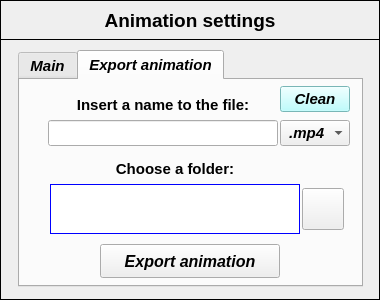
open-pulse/OpenPulse, file data/user_input/ui_files/plots_/animation_/animationSettingsInput.ui: the form before one commit.
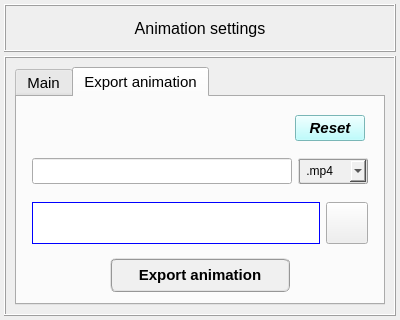
The form after the commit. The open tabs and pages were chosen to show the change. Icons and pictures are not drawn.

Commit message: Fixes a bug in exporting the animation file

The edit to the form file:
```diff
--- a/data/user_input/ui_files/plots_/animation_/animationSettingsInput.ui
+++ b/data/user_input/ui_files/plots_/animation_/animationSettingsInput.ui
@@ -6,98 +6,89 @@
    <rect>
     <x>0</x>
     <y>0</y>
-    <width>380</width>
-    <height>300</height>
+    <width>400</width>
+    <height>320</height>
    </rect>
   </property>
   <property name="minimumSize">
    <size>
-    <width>380</width>
-    <height>300</height>
+    <width>400</width>
+    <height>320</height>
    </size>
   </property>
   <property name="maximumSize">
    <size>
-    <width>380</width>
-    <height>300</height>
+    <width>400</width>
+    <height>320</height>
    </size>
   </property>
   <property name="windowTitle">
    <string>Animation settings</string>
   </property>
-  <widget class="QFrame" name="frame">
-   <property name="geometry">
-    <rect>
-     <x>0</x>
-     <y>0</y>
-     <width>380</width>
-     <height>300</height>
-    </rect>
+  <layout class="QGridLayout" name="gridLayout_5">
+   <property name="leftMargin">
+    <number>4</number>
    </property>
-   <property name="minimumSize">
-    <size>
-     <width>380</width>
-     <height>300</height>
-    </size>
+   <property name="topMargin">
+    <number>4</number>
    </property>
-   <property name="maximumSize">
-    <size>
-     <width>380</width>
-     <height>300</height>
-    </size>
+   <property name="rightMargin">
+    <number>4</number>
    </property>
-   <property name="frameShape">
-    <enum>QFrame::Box</enum>
+   <property name="bottomMargin">
+    <number>4</number>
    </property>
-   <property name="frameShadow">
-    <enum>QFrame::Plain</enum>
+   <property name="spacing">
+    <number>4</number>
    </property>
+   <item row="0" column="0">
    <widget class="QFrame" name="frame_2">
-    <property name="geometry">
-     <rect>
-      <x>0</x>
-      <y>0</y>
-      <width>380</width>
-      <height>40</height>
-     </rect>
-    </property>
     <property name="minimumSize">
      <size>
       <width>380</width>
-      <height>40</height>
+       <height>48</height>
      </size>
     </property>
     <property name="maximumSize">
      <size>
-      <width>380</width>
-      <height>40</height>
+       <width>500</width>
+       <height>48</height>
      </size>
     </property>
     <property name="frameShape">
      <enum>QFrame::Box</enum>
     </property>
     <property name="frameShadow">
-     <enum>QFrame::Plain</enum>
+      <enum>QFrame::Raised</enum>
     </property>
     <property name="lineWidth">
      <number>1</number>
     </property>
+     <layout class="QGridLayout" name="gridLayout">
+      <property name="leftMargin">
+       <number>2</number>
+      </property>
+      <property name="topMargin">
+       <number>2</number>
+      </property>
+      <property name="rightMargin">
+       <number>2</number>
+      </property>
+      <property name="bottomMargin">
+       <number>2</number>
+      </property>
+      <property name="spacing">
+       <number>2</number>
+      </property>
+      <item row="0" column="0">
     <widget class="QLabel" name="label">
-     <property name="geometry">
-      <rect>
-       <x>40</x>
-       <y>6</y>
-       <width>300</width>
-       <height>28</height>
-      </rect>
-     </property>
      <property name="font">
       <font>
-       <family>Arial</family>
-       <pointsize>14</pointsize>
-       <weight>75</weight>
+          <family>MS Shell Dlg 2</family>
+          <pointsize>12</pointsize>
+          <weight>50</weight>
        <italic>false</italic>
-       <bold>true</bold>
+          <bold>false</bold>
       </font>
      </property>
      <property name="text">
@@ -110,23 +101,40 @@
       <set>Qt::AlignCenter</set>
      </property>
     </widget>
-   </widget>
+      </item>
+     </layout>
+    </widget>
+   </item>
+   <item row="1" column="0">
+    <widget class="QFrame" name="frame">
+     <property name="minimumSize">
+      <size>
+       <width>380</width>
+       <height>200</height>
+      </size>
+     </property>
+     <property name="maximumSize">
+      <size>
+       <width>500</width>
+       <height>300</height>
+      </size>
+     </property>
+     <property name="frameShape">
+      <enum>QFrame::Box</enum>
+     </property>
+     <property name="frameShadow">
+      <enum>QFrame::Raised</enum>
+     </property>
+     <layout class="QGridLayout" name="gridLayout_4">
+      <item row="0" column="0">
    <widget class="QTabWidget" name="tabWidget_animation">
-    <property name="geometry">
-     <rect>
-      <x>18</x>
-      <y>50</y>
-      <width>345</width>
-      <height>237</height>
-     </rect>
-    </property>
     <property name="font">
      <font>
-      <family>Arial</family>
+          <family>MS Shell Dlg 2</family>
       <pointsize>11</pointsize>
-      <weight>75</weight>
-      <italic>true</italic>
-      <bold>true</bold>
+          <weight>50</weight>
+          <italic>false</italic>
+          <bold>false</bold>
      </font>
     </property>
     <property name="currentIndex">
@@ -373,278 +381,24 @@
      <attribute name="title">
       <string>Export animation</string>
      </attribute>
-     <widget class="QPushButton" name="pushButton_ChooseFolderExport">
-      <property name="geometry">
-       <rect>
-        <x>282</x>
-        <y>108</y>
-        <width>42</width>
-        <height>42</height>
-       </rect>
-      </property>
-      <property name="minimumSize">
-       <size>
-        <width>42</width>
-        <height>42</height>
-       </size>
-      </property>
+         <layout class="QGridLayout" name="gridLayout_8">
+          <item row="0" column="0">
+           <widget class="QFrame" name="frame_6">
       <property name="maximumSize">
        <size>
-        <width>42</width>
-        <height>42</height>
-       </size>
-      </property>
-      <property name="font">
-       <font>
-        <family>Arial</family>
-        <pointsize>11</pointsize>
-        <weight>75</weight>
-        <italic>true</italic>
-        <bold>true</bold>
-       </font>
-      </property>
-      <property name="text">
-       <string/>
-      </property>
-      <property name="icon">
-       <iconset>
-        <normaloff>../../../../icons/loadProject.png</normaloff>../../../../icons/loadProject.png</iconset>
-      </property>
-      <property name="iconSize">
-       <size>
-        <width>26</width>
-        <height>26</height>
-       </size>
-      </property>
-     </widget>
-     <widget class="QLineEdit" name="lineEdit_FileName">
-      <property name="geometry">
-       <rect>
-        <x>28</x>
-        <y>40</y>
-        <width>230</width>
-        <height>26</height>
-       </rect>
-      </property>
-      <property name="minimumSize">
-       <size>
-        <width>230</width>
-        <height>26</height>
-       </size>
-      </property>
-      <property name="maximumSize">
-       <size>
-        <width>230</width>
-        <height>26</height>
-       </size>
-      </property>
-      <property name="font">
-       <font>
-        <pointsize>10</pointsize>
-        <weight>75</weight>
-        <italic>true</italic>
-        <bold>true</bold>
-       </font>
-      </property>
-      <property name="layoutDirection">
-       <enum>Qt::LeftToRight</enum>
-      </property>
-      <property name="text">
-       <string/>
-      </property>
-      <property name="alignment">
-       <set>Qt::AlignCenter</set>
-      </property>
-     </widget>
-     <widget class="QPushButton" name="pushButton_export_animation">
-      <property name="geometry">
-       <rect>
-        <x>80</x>
-        <y>164</y>
-        <width>180</width>
-        <height>34</height>
-       </rect>
-      </property>
-      <property name="minimumSize">
-       <size>
-        <width>180</width>
-        <height>34</height>
-       </size>
-      </property>
-      <property name="maximumSize">
-       <size>
-        <width>180</width>
-        <height>34</height>
-       </size>
-      </property>
-      <property name="font">
-       <font>
-        <family>Arial</family>
-        <pointsize>12</pointsize>
-        <weight>75</weight>
-        <italic>true</italic>
-        <bold>true</bold>
-       </font>
-      </property>
-      <property name="text">
-       <string>Export animation</string>
-      </property>
-      <property name="icon">
-       <iconset>
-        <normaloff>../../../../icons/008-diskette.png</normaloff>../../../../icons/008-diskette.png</iconset>
-      </property>
-      <property name="iconSize">
-       <size>
-        <width>24</width>
-        <height>24</height>
-       </size>
-      </property>
-     </widget>
-     <widget class="QLabel" name="label_5">
-      <property name="geometry">
-       <rect>
-        <x>30</x>
-        <y>76</y>
-        <width>250</width>
-        <height>26</height>
-       </rect>
-      </property>
-      <property name="minimumSize">
-       <size>
-        <width>250</width>
-        <height>26</height>
-       </size>
-      </property>
-      <property name="maximumSize">
-       <size>
-        <width>250</width>
-        <height>26</height>
-       </size>
-      </property>
-      <property name="font">
-       <font>
-        <family>Arial</family>
-        <pointsize>11</pointsize>
-        <weight>75</weight>
-        <italic>false</italic>
-        <bold>true</bold>
-       </font>
-      </property>
+              <width>16777215</width>
+              <height>40</height>
+             </size>
+            </property>
       <property name="frameShape">
        <enum>QFrame::NoFrame</enum>
       </property>
       <property name="frameShadow">
-       <enum>QFrame::Sunken</enum>
-      </property>
-      <property name="text">
-       <string>Choose a folder:</string>
-      </property>
-      <property name="alignment">
-       <set>Qt::AlignCenter</set>
-      </property>
-     </widget>
-     <widget class="QLabel" name="label_export_path">
-      <property name="enabled">
-       <bool>false</bool>
-      </property>
-      <property name="geometry">
-       <rect>
-        <x>30</x>
-        <y>104</y>
-        <width>250</width>
-        <height>50</height>
-       </rect>
-      </property>
-      <property name="minimumSize">
-       <size>
-        <width>250</width>
-        <height>50</height>
-       </size>
-      </property>
-      <property name="maximumSize">
-       <size>
-        <width>250</width>
-        <height>50</height>
-       </size>
-      </property>
-      <property name="font">
-       <font>
-        <family>Arial</family>
-        <pointsize>10</pointsize>
-        <weight>50</weight>
-        <italic>true</italic>
-        <bold>false</bold>
-       </font>
-      </property>
-      <property name="styleSheet">
-       <string notr="true">color: rgb(0, 0, 255);
-background-color: rgb(255, 255, 255);</string>
-      </property>
-      <property name="frameShape">
-       <enum>QFrame::Box</enum>
-      </property>
-      <property name="text">
-       <string>&lt;Folder path&gt;</string>
-      </property>
-      <property name="alignment">
-       <set>Qt::AlignCenter</set>
-      </property>
-      <property name="wordWrap">
-       <bool>true</bool>
-      </property>
-     </widget>
-     <widget class="QLabel" name="label_6">
-      <property name="geometry">
-       <rect>
-        <x>28</x>
-        <y>12</y>
-        <width>230</width>
-        <height>26</height>
-       </rect>
-      </property>
-      <property name="minimumSize">
-       <size>
-        <width>230</width>
-        <height>26</height>
-       </size>
-      </property>
-      <property name="maximumSize">
-       <size>
-        <width>230</width>
-        <height>26</height>
-       </size>
-      </property>
-      <property name="font">
-       <font>
-        <family>Arial</family>
-        <pointsize>11</pointsize>
-        <weight>75</weight>
-        <italic>false</italic>
-        <bold>true</bold>
-       </font>
-      </property>
-      <property name="frameShape">
-       <enum>QFrame::NoFrame</enum>
-      </property>
-      <property name="frameShadow">
-       <enum>QFrame::Sunken</enum>
-      </property>
-      <property name="text">
-       <string>Insert a name to the file:</string>
-      </property>
-      <property name="alignment">
-       <set>Qt::AlignCenter</set>
-      </property>
-     </widget>
+             <enum>QFrame::Raised</enum>
+            </property>
+            <layout class="QGridLayout" name="gridLayout_7">
+             <item row="0" column="1">
      <widget class="QPushButton" name="pushButton_clean">
-      <property name="geometry">
-       <rect>
-        <x>260</x>
-        <y>6</y>
-        <width>70</width>
-        <height>26</height>
-       </rect>
-      </property>
       <property name="minimumSize">
        <size>
         <width>70</width>
@@ -670,7 +424,7 @@
        <string notr="true">background-color: rgb(170, 255, 255);</string>
       </property>
       <property name="text">
-       <string>Clean</string>
+                <string>Reset</string>
       </property>
       <property name="iconSize">
        <size>
@@ -679,15 +433,85 @@
        </size>
       </property>
      </widget>
+             </item>
+             <item row="0" column="0">
+              <widget class="QFrame" name="frame_7">
+               <property name="frameShape">
+                <enum>QFrame::NoFrame</enum>
+               </property>
+               <property name="frameShadow">
+                <enum>QFrame::Raised</enum>
+               </property>
+              </widget>
+             </item>
+            </layout>
+           </widget>
+          </item>
+          <item row="1" column="0">
+           <widget class="QFrame" name="frame_5">
+            <property name="maximumSize">
+             <size>
+              <width>16777215</width>
+              <height>48</height>
+             </size>
+            </property>
+            <property name="frameShape">
+             <enum>QFrame::NoFrame</enum>
+            </property>
+            <property name="frameShadow">
+             <enum>QFrame::Raised</enum>
+            </property>
+            <layout class="QGridLayout" name="gridLayout_6">
+             <property name="leftMargin">
+              <number>6</number>
+             </property>
+             <property name="topMargin">
+              <number>6</number>
+             </property>
+             <property name="rightMargin">
+              <number>6</number>
+             </property>
+             <property name="bottomMargin">
+              <number>6</number>
+             </property>
+             <item row="0" column="0">
+              <widget class="QLineEdit" name="lineEdit_FileName">
+               <property name="minimumSize">
+                <size>
+                 <width>230</width>
+                 <height>26</height>
+                </size>
+               </property>
+               <property name="maximumSize">
+                <size>
+                 <width>300</width>
+                 <height>26</height>
+                </size>
+               </property>
+               <property name="font">
+                <font>
+                 <pointsize>10</pointsize>
+                 <weight>75</weight>
+                 <italic>true</italic>
+                 <bold>true</bold>
+                </font>
+               </property>
+               <property name="toolTip">
+                <string>&lt;html&gt;&lt;head/&gt;&lt;body&gt;&lt;p&gt;&lt;span style=&quot; font-weight:400; font-style:normal;&quot;&gt;Insert a file name to export the animation file&lt;/span&gt;&lt;/p&gt;&lt;/body&gt;&lt;/html&gt;</string>
+               </property>
+               <property name="layoutDirection">
+                <enum>Qt::LeftToRight</enum>
+               </property>
+               <property name="text">
+                <string/>
+               </property>
+               <property name="alignment">
+                <set>Qt::AlignCenter</set>
+               </property>
+              </widget>
+             </item>
+             <item row="0" column="1">
      <widget class="QComboBox" name="comboBox_file_format">
-      <property name="geometry">
-       <rect>
-        <x>260</x>
-        <y>40</y>
-        <width>70</width>
-        <height>26</height>
-       </rect>
-      </property>
       <property name="minimumSize">
        <size>
         <width>70</width>
@@ -700,6 +524,11 @@
         <height>26</height>
        </size>
       </property>
+               <property name="styleSheet">
+                <string notr="true">QComboBox{border-radius: 2px; border-color: rgb(150, 150, 150); border-style: ridge; border-width: 2px; color: rgb(0, 0, 0); background-color: rgb(240, 240, 240); font: 11pt &quot;MS Shell Dlg 2&quot;}
+QComboBox:hover{border-radius: 2px; border-color: rgb(0, 170, 255); border-style: ridge; border-width: 2px; color: rgb(0, 0, 0); background-color: rgba(174, 213, 255, 100); font: 11pt &quot;MS Shell Dlg 2&quot;}
+QComboBox:pressed{border-radius: 2px; border-color: rgb(0, 170, 255); border-style: ridge; border-width: 3px; color: rgb(0, 0, 0); background-color: rgb(174, 213, 255); font: 11pt &quot;MS Shell Dlg 2&quot;}</string>
+               </property>
       <property name="editable">
        <bool>false</bool>
       </property>
@@ -730,9 +559,212 @@
        </property>
       </item>
      </widget>
-    </widget>
-   </widget>
-  </widget>
+             </item>
+            </layout>
+           </widget>
+          </item>
+          <item row="2" column="0">
+           <widget class="QFrame" name="frame_3">
+            <property name="maximumSize">
+             <size>
+              <width>16777215</width>
+              <height>60</height>
+             </size>
+            </property>
+            <property name="frameShape">
+             <enum>QFrame::NoFrame</enum>
+            </property>
+            <property name="frameShadow">
+             <enum>QFrame::Raised</enum>
+            </property>
+            <layout class="QGridLayout" name="gridLayout_2">
+             <property name="leftMargin">
+              <number>6</number>
+             </property>
+             <property name="topMargin">
+              <number>6</number>
+             </property>
+             <property name="rightMargin">
+              <number>6</number>
+             </property>
+             <property name="bottomMargin">
+              <number>6</number>
+             </property>
+             <property name="spacing">
+              <number>6</number>
+             </property>
+             <item row="0" column="0">
+              <widget class="QLabel" name="label_export_path">
+               <property name="enabled">
+                <bool>false</bool>
+               </property>
+               <property name="minimumSize">
+                <size>
+                 <width>250</width>
+                 <height>42</height>
+                </size>
+               </property>
+               <property name="maximumSize">
+                <size>
+                 <width>300</width>
+                 <height>42</height>
+                </size>
+               </property>
+               <property name="font">
+                <font>
+                 <family>Arial</family>
+                 <pointsize>10</pointsize>
+                 <weight>50</weight>
+                 <italic>true</italic>
+                 <bold>false</bold>
+                </font>
+               </property>
+               <property name="styleSheet">
+                <string notr="true">color: rgb(0, 0, 255);
+background-color: rgb(255, 255, 255);</string>
+               </property>
+               <property name="frameShape">
+                <enum>QFrame::Box</enum>
+               </property>
+               <property name="text">
+                <string>&lt;Folder path&gt;</string>
+               </property>
+               <property name="alignment">
+                <set>Qt::AlignCenter</set>
+               </property>
+               <property name="wordWrap">
+                <bool>true</bool>
+               </property>
+              </widget>
+             </item>
+             <item row="0" column="1">
+              <widget class="QPushButton" name="pushButton_ChooseFolderExport">
+               <property name="minimumSize">
+                <size>
+                 <width>42</width>
+                 <height>42</height>
+                </size>
+               </property>
+               <property name="maximumSize">
+                <size>
+                 <width>42</width>
+                 <height>42</height>
+                </size>
+               </property>
+               <property name="font">
+                <font>
+                 <family>Arial</family>
+                 <pointsize>11</pointsize>
+                 <weight>75</weight>
+                 <italic>true</italic>
+                 <bold>true</bold>
+                </font>
+               </property>
+               <property name="toolTip">
+                <string>&lt;html&gt;&lt;head/&gt;&lt;body&gt;&lt;p&gt;&lt;span style=&quot; font-weight:400; font-style:normal;&quot;&gt;Choose a folder&lt;/span&gt;&lt;/p&gt;&lt;/body&gt;&lt;/html&gt;</string>
+               </property>
+               <property name="text">
+                <string/>
+               </property>
+               <property name="icon">
+                <iconset>
+                 <normaloff>../../../../icons/loadProject.png</normaloff>../../../../icons/loadProject.png</iconset>
+               </property>
+               <property name="iconSize">
+                <size>
+                 <width>26</width>
+                 <height>26</height>
+                </size>
+               </property>
+              </widget>
+             </item>
+            </layout>
+           </widget>
+          </item>
+          <item row="3" column="0">
+           <widget class="QFrame" name="frame_4">
+            <property name="maximumSize">
+             <size>
+              <width>16777215</width>
+              <height>48</height>
+             </size>
+            </property>
+            <property name="frameShape">
+             <enum>QFrame::NoFrame</enum>
+            </property>
+            <property name="frameShadow">
+             <enum>QFrame::Raised</enum>
+            </property>
+            <layout class="QGridLayout" name="gridLayout_3">
+             <property name="leftMargin">
+              <number>0</number>
+             </property>
+             <property name="topMargin">
+              <number>0</number>
+             </property>
+             <property name="rightMargin">
+              <number>0</number>
+             </property>
+             <property name="bottomMargin">
+              <number>0</number>
+             </property>
+             <property name="spacing">
+              <number>0</number>
+             </property>
+             <item row="0" column="0">
+              <widget class="QPushButton" name="pushButton_export_animation">
+               <property name="minimumSize">
+                <size>
+                 <width>180</width>
+                 <height>34</height>
+                </size>
+               </property>
+               <property name="maximumSize">
+                <size>
+                 <width>180</width>
+                 <height>34</height>
+                </size>
+               </property>
+               <property name="font">
+                <font>
+                 <family>MS Shell Dlg 2</family>
+                 <pointsize>11</pointsize>
+                 <weight>75</weight>
+                 <italic>false</italic>
+                 <bold>true</bold>
+                </font>
+               </property>
+               <property name="styleSheet">
+                <string notr="true">QPushButton{border-radius: 6px; border-color: rgb(150, 150, 150); border-style: ridge; border-width: 2px; color: rgb(0, 0, 0); background-color: rgb(240, 240, 240); font: 75 bold 11pt &quot;MS Shell Dlg 2&quot;}
+QPushButton:hover{border-radius: 6px; border-color: rgb(0, 170, 255); border-style: ridge; border-width: 2px; color: rgb(0, 0, 0); background-color: rgba(174, 213, 255, 100); font: 75 bold 11pt &quot;MS Shell Dlg 2&quot;}
+QPushButton:pressed{border-radius: 6px; border-color: rgb(0, 170, 255); border-style: ridge; border-width: 3px; color: rgb(0, 0, 0); background-color: rgb(174, 213, 255); font: 75 bold 11pt &quot;MS Shell Dlg 2&quot;}</string>
+               </property>
+               <property name="text">
+                <string>Export animation</string>
+               </property>
+               <property name="icon">
+                <iconset>
+                 <normaloff>../../../../icons/008-diskette.png</normaloff>../../../../icons/008-diskette.png</iconset>
+               </property>
+               <property name="iconSize">
+                <size>
+                 <width>24</width>
+                 <height>24</height>
+                </size>
+               </property>
+              </widget>
+             </item>
+            </layout>
+           </widget>
+          </item>
+         </layout>
+        </widget>
+       </widget>
+      </item>
+     </layout>
+    </widget>
+   </item>
+  </layout>
  </widget>
  <resources/>
  <connections/>
```
Left out of the diff: 365 changed lines with no effect on the pictures. Lines whose indentation alone changed are shown as unchanged. The commit also changes 4 other files.
